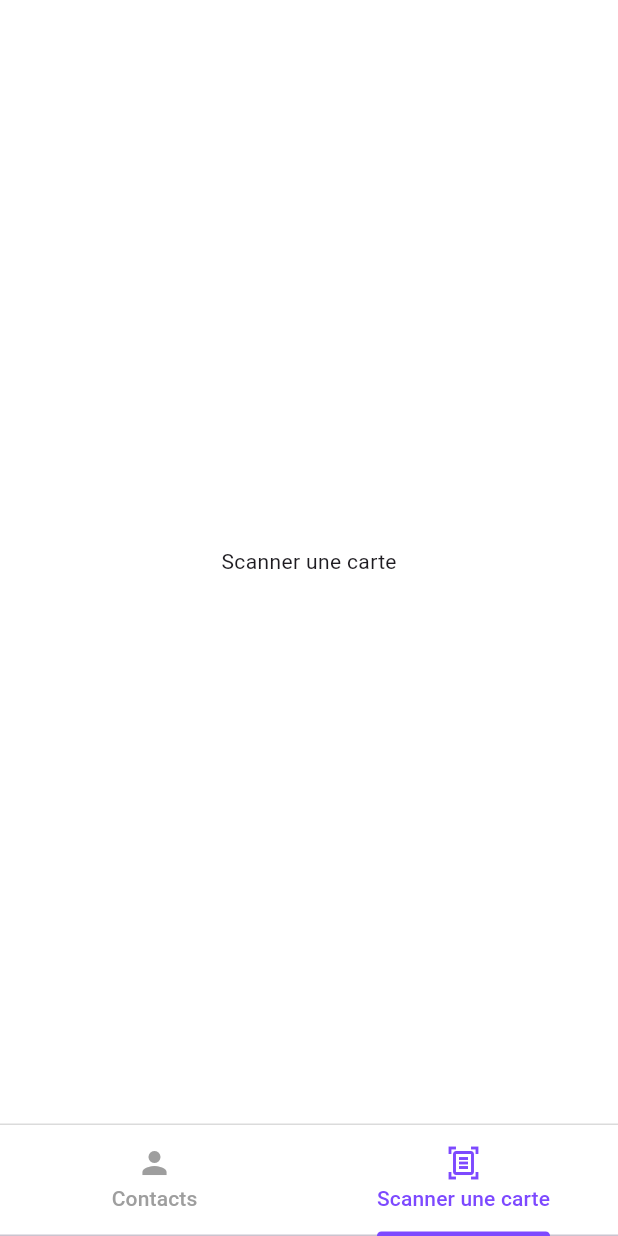
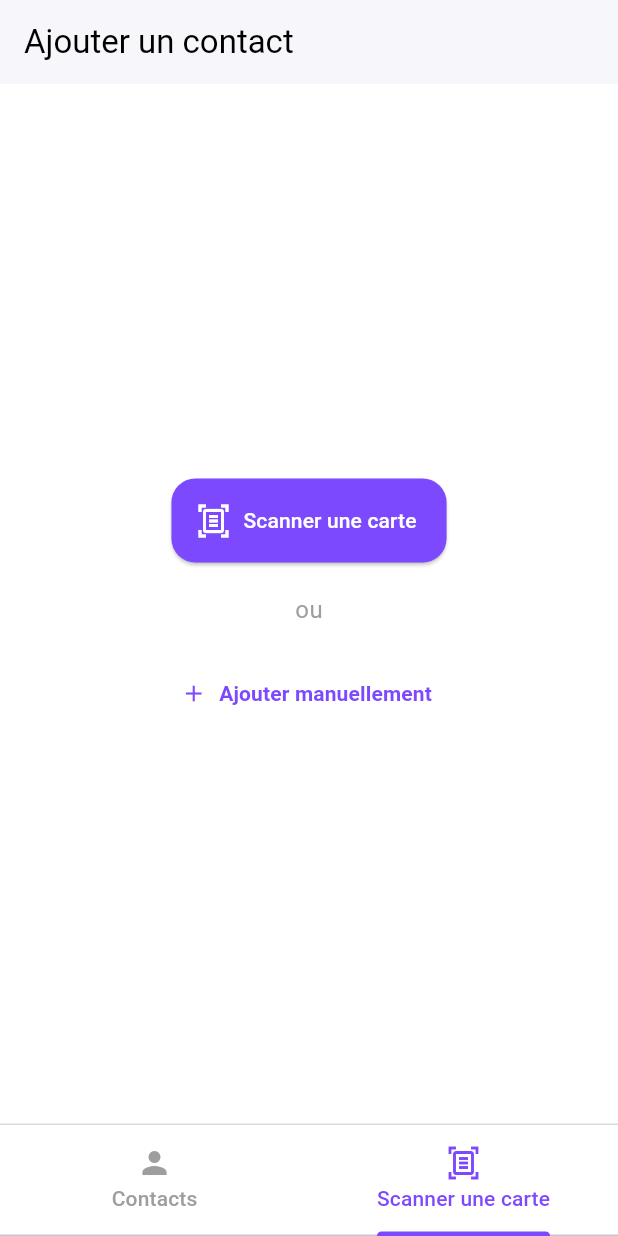
Before and after one commit to Tonio0108/VisitCard-Scanner, a Flutter app: the screen it shows after launch, tab 2 chosen, on a phone screen of 412 x 824 dp. Run offline on Flutter 3.47's test engine with Material 3 defaults, Android fonts, the light colour scheme and no system bars; our stand-ins replace image_picker.

Commit message:
scan page fait

```diff
--- a/lib/main.dart
+++ b/lib/main.dart
@@ -1,8 +1,11 @@
 import 'package:flutter/material.dart';
 import 'package:visit_card_scanner/pages/contacts.dart';
+import 'package:visit_card_scanner/pages/scanner.dart';
 void main() {
+  WidgetsFlutterBinding.ensureInitialized();
   runApp(const MainApp());
 }
+
 
 class MainApp extends StatelessWidget {
   const MainApp({super.key});
@@ -18,7 +21,7 @@ class MainApp extends StatelessWidget {
                 body: const TabBarView(
                   children: [
                     Contact(),
-                    Center(child: Text('Scanner une carte')),
+                    AddContactScreen(),
                   ],
                 ),
 
--- /dev/null
+++ b/lib/pages/scanner.dart
@@ -0,0 +1,63 @@
+import 'package:flutter/material.dart';
+import 'package:visit_card_scanner/pages/ConfirmContactPage.dart';
+class AddContactScreen extends StatelessWidget {
+  const AddContactScreen({super.key});
+
+  @override
+  Widget build(BuildContext context) {
+    return Scaffold(
+      backgroundColor: Colors.white,
+      appBar: AppBar(
+        title: const Text(
+          'Ajouter un contact',
+          style: TextStyle(color: Colors.black),
+        ),
+        backgroundColor: Colors.white,
+        elevation: 1,
+        iconTheme: const IconThemeData(color: Colors.black),
+      ),
+      body: Center(
+        child: Padding(
+          padding: const EdgeInsets.all(32),
+          child: Column(
+            mainAxisSize: MainAxisSize.min,
+            children: [
+              FloatingActionButton.extended(
+                onPressed: () {
+                  // TODO: ouvrir caméra
+                },
+                icon: const Icon(Icons.document_scanner_outlined),
+                label: const Text('Scanner une carte'),
+                backgroundColor: const Color(0xFF7D49FF),
+                foregroundColor: Colors.white,
+                elevation: 1,
+              ),
+              const SizedBox(height: 20),
+              const Text(
+                'ou',
+                style: TextStyle(fontSize: 16, color: Colors.grey),
+              ),
+              const SizedBox(height: 20),
+              TextButton.icon(
+                onPressed: () {
+                  Navigator.push(
+                    context,
+                    MaterialPageRoute(builder: (_) => const ConfirmFormPage()),
+                  );
+                },
+                icon: const Icon(Icons.add, color: Color(0xFF7D49FF)),
+                label: const Text(
+                  'Ajouter manuellement',
+                  style: TextStyle(
+                    color: Color(0xFF7D49FF),
+                    fontWeight: FontWeight.bold,
+                  ),
+                ),
+              ),
+            ],
+          ),
+        ),
+      ),
+    );
+  }
+}
--- a/pubspec.yaml
+++ b/pubspec.yaml
@@ -9,7 +9,7 @@ environment:
 dependencies:
   flutter:
     sdk: flutter
-
+  image_picker: ^1.0.0
 dev_dependencies:
   flutter_test:
     sdk: flutter
```
Also changed, not shown: lib/pages/ConfirmContactPage.dart (added, +208 -0 lines), lib/pages/contacts.dart (+6 -1 lines), pubspec.lock, 8 other files.
